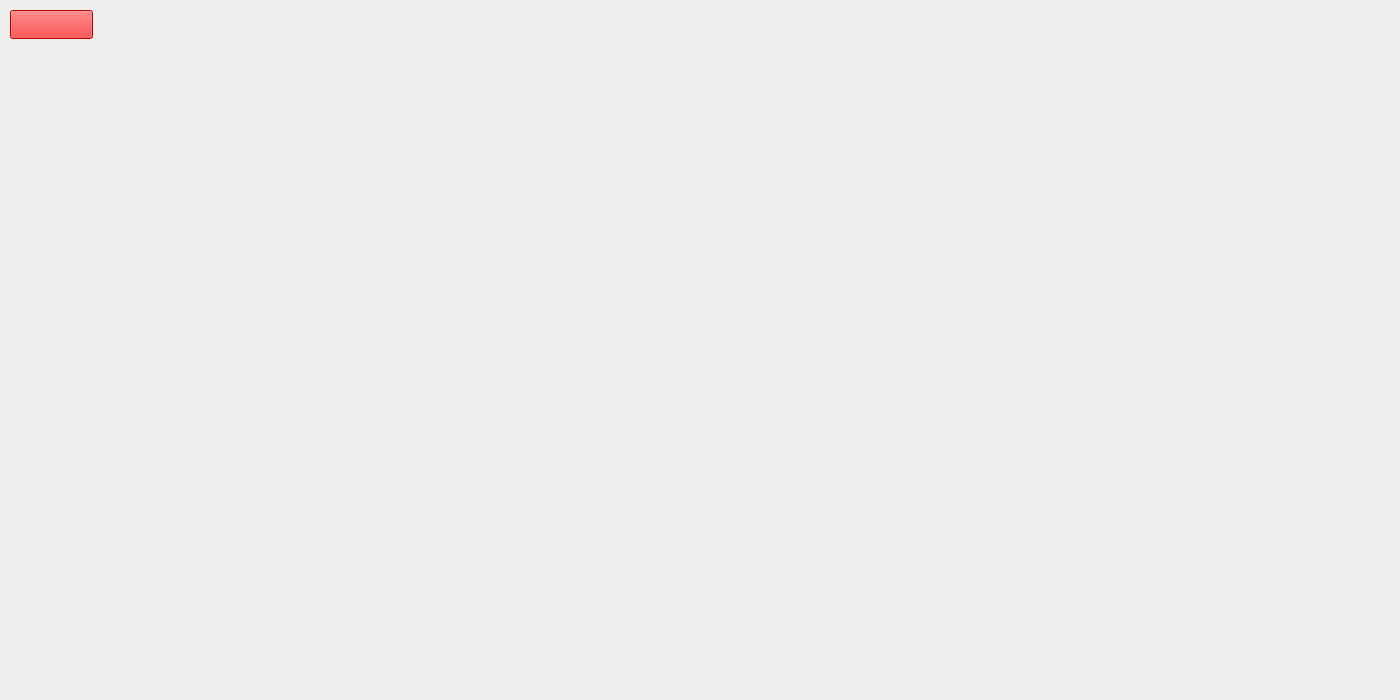
Above: gamepage.ui from ehsan-esf0/Qt-Game before the change. Below: the same form after it.
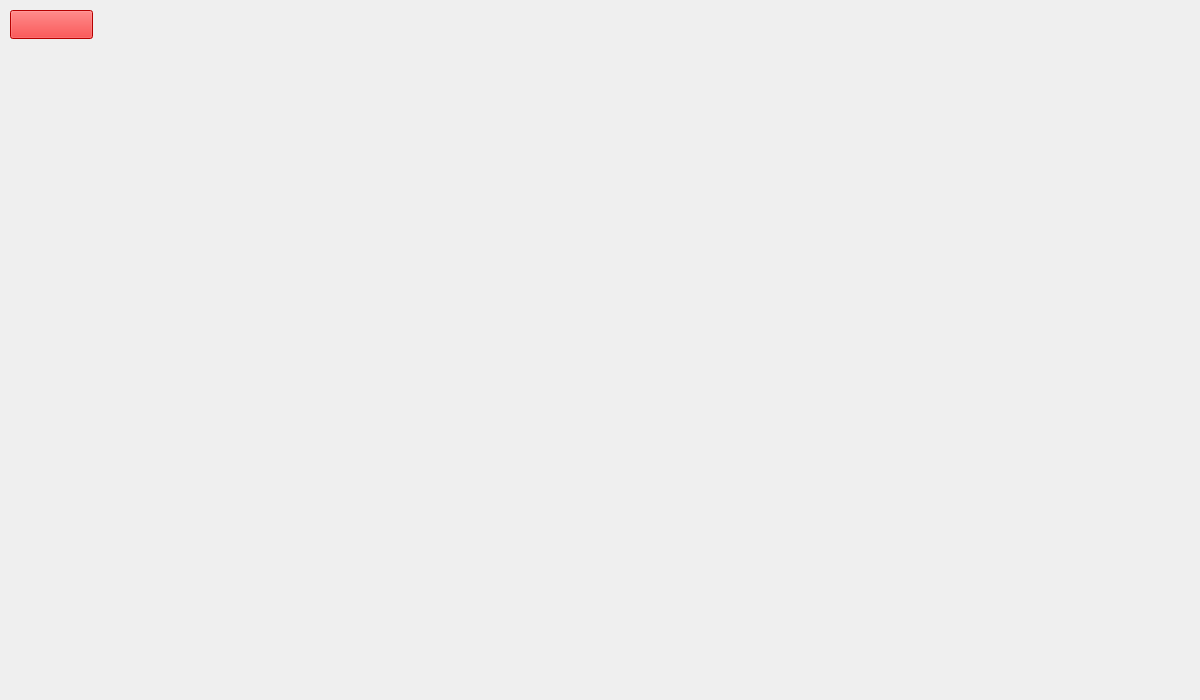
That is the form after the change. Icons and pictures are not drawn.

```diff
--- a/gamepage.ui
+++ b/gamepage.ui
@@ -6,7 +6,7 @@
    <rect>
     <x>0</x>
     <y>0</y>
-    <width>1400</width>
+    <width>1200</width>
     <height>700</height>
    </rect>
   </property>
```
